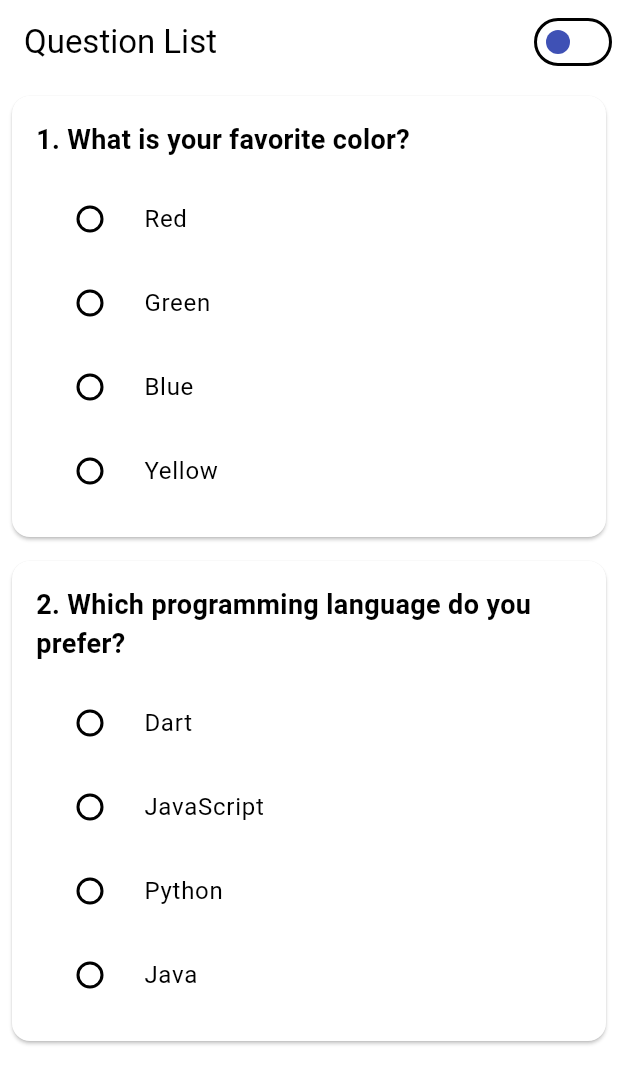
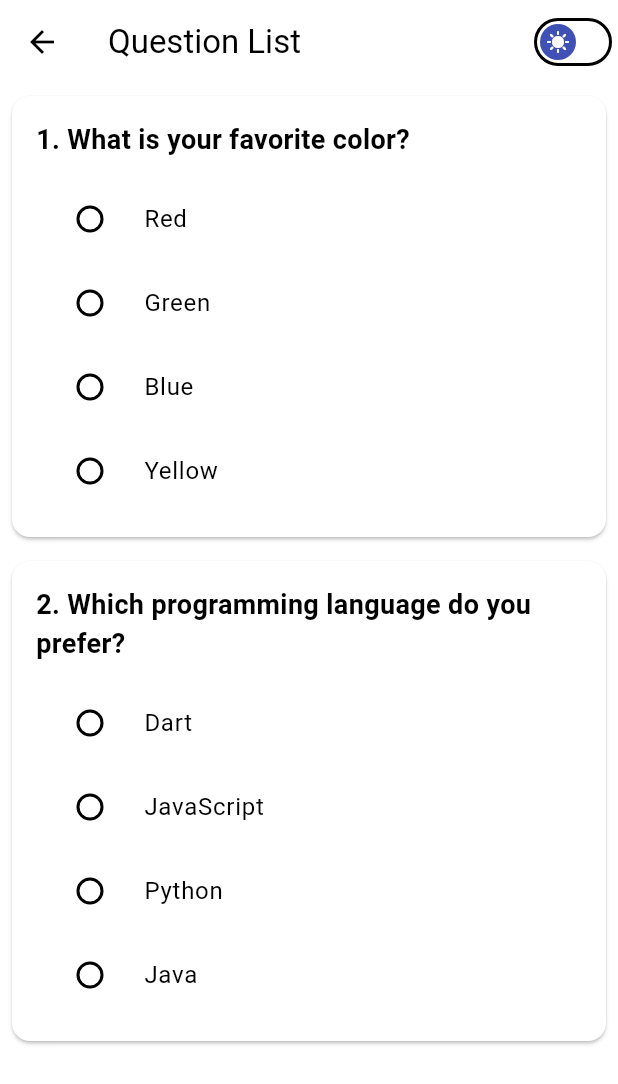
Before and after one commit to Dustymon111/Ekstraksi-File-GPT-4, a Flutter app: the screen it shows after launch, after a tap on the "book" icon, after a tap on the "home work" icon, on a phone screen of 412 x 824 dp. Shown: the top 1084 px of the screen. Run offline on Flutter 3.47's test engine with Material 3 defaults, Android fonts, the phone set to English and light mode, and no system bars; our stand-ins replace file_picker, fl_chart, shared_preferences; missing offline and left inert: syncfusion_flutter_pdfviewer.

Commit message:
fix blinking on question whenever clicked radio button

```diff
--- a/lib/main.dart
+++ b/lib/main.dart
@@ -1,6 +1,5 @@
 import 'package:aplikasi_ekstraksi_file_gpt4/providers/bookmark_provider.dart';
 import 'package:aplikasi_ekstraksi_file_gpt4/providers/question_provider.dart';
-import 'package:aplikasi_ekstraksi_file_gpt4/screen/bookmark_detail_screen.dart';
 import 'package:aplikasi_ekstraksi_file_gpt4/screen/bookmark_screen.dart';
 import 'package:aplikasi_ekstraksi_file_gpt4/screen/home_screen.dart';
 import 'package:aplikasi_ekstraksi_file_gpt4/providers/theme_provider.dart';
--- a/lib/models/question_model.dart
+++ b/lib/models/question_model.dart
@@ -1,6 +1,7 @@
 class Question {
   final String text;
   final List<String> options;
+  final String correctOption;
 
-  Question({required this.text, required this.options});
+  Question({required this.text, required this.options, required this.correctOption});
 }
--- a/lib/providers/question_provider.dart
+++ b/lib/providers/question_provider.dart
@@ -1,7 +1,48 @@
+import 'dart:async';
+
+import 'package:aplikasi_ekstraksi_file_gpt4/models/question_model.dart';
 import 'package:flutter/material.dart';
 
 class QuestionProvider extends ChangeNotifier {
   Map <int, String> _selectedOption = {}; // keep track of the selected question option
+  List<Question> questions = [
+      Question(
+        text: 'What is your favorite color?',
+        options: ['Red', 'Green', 'Blue', 'Yellow'],
+        correctOption: "Red"
+      ),
+      Question(
+        text: 'Which programming language do you prefer?',
+        options: ['Dart', 'JavaScript', 'Python', 'Java'],
+        correctOption: "Python"
+      ),
+      // Add more questions as needed
+    ];
+
+  final _questionController = StreamController<List<Question>>.broadcast();
+  Stream<List<Question>> get questionStream => _questionController.stream;
+
+  void initiateQuestion() {
+    _questionController.sink.add(questions);
+    notifyListeners();
+  }
+
+
+  // Stream<List<Question>> getQuestions() async* {
+  //   // Replace this with your actual data fetching logic
+  //   List<Question> questions = [
+  //     Question(
+  //       text: 'What is your favorite color?',
+  //       options: ['Red', 'Green', 'Blue', 'Yellow'],
+  //     ),
+  //     Question(
+  //       text: 'Which programming language do you prefer?',
+  //       options: ['Dart', 'JavaScript', 'Python', 'Java'],
+  //     ),
+  //     // Add more questions as needed
+  //   ];
+  //   yield questions;
+  // }
 
 
   Map<int, String> get selectedOption => _selectedOption;
--- a/lib/screen/bookmark_detail_screen.dart
+++ b/lib/screen/bookmark_detail_screen.dart
@@ -102,7 +102,7 @@ class _BookmarkDetailScreenState extends State<BookmarkDetailScreen> {
                           barWidth: 3,
                           isStrokeCapRound: true,
                           belowBarData: BarAreaData(show: false),
-                          dotData: FlDotData(show: false),
+                          dotData: FlDotData(show: true),
                         ),
                       ],
                     ),
--- a/lib/screen/bookmark_screen.dart
+++ b/lib/screen/bookmark_screen.dart
@@ -34,7 +34,7 @@ void initState() {
            IconButton(
             icon: const Icon(Icons.home_work),
             onPressed: (){
-              Navigator.pushReplacementNamed(context, '/questions');
+              Navigator.pushNamed(context, '/questions');
             }
           ),
           Switch(
@@ -86,8 +86,6 @@ void initState() {
           StreamBuilder<List<Bookmark>>(
             stream: bookmarkprov.bookmarksStream,
             builder: (context, snapshot) {
-
-              print(snapshot.data);
               if (snapshot.connectionState == ConnectionState.waiting) {
                 return const Center(child: CircularProgressIndicator());
               } else if (snapshot.hasError) {
--- a/lib/screen/question_screen.dart
+++ b/lib/screen/question_screen.dart
@@ -2,7 +2,6 @@ import 'package:aplikasi_ekstraksi_file_gpt4/components/question_card.dart';
 import 'package:aplikasi_ekstraksi_file_gpt4/models/question_model.dart';
 import 'package:aplikasi_ekstraksi_file_gpt4/providers/question_provider.dart';
 import 'package:aplikasi_ekstraksi_file_gpt4/providers/theme_provider.dart';
-import 'package:aplikasi_ekstraksi_file_gpt4/utils/question_stream.dart';
 import 'package:flutter/material.dart';
 import 'package:provider/provider.dart';
 
@@ -12,6 +11,15 @@ class QuestionScreen extends StatefulWidget {
 }
 
 class _QuestionScreenState extends State<QuestionScreen> {
+
+    @override
+void initState() {
+  super.initState();
+  WidgetsBinding.instance.addPostFrameCallback((_) {
+    context.read<QuestionProvider>().initiateQuestion();
+  });
+}
+
   @override
   Widget build(BuildContext context) {
     var questionprov = Provider.of<QuestionProvider>(context);
@@ -21,6 +29,7 @@ class _QuestionScreenState extends State<QuestionScreen> {
         title: const Text('Question List'),
         actions: [
           Switch(
+            thumbIcon: themeprov.isDarkTheme? WidgetStateProperty.all(const Icon(Icons.nights_stay)) :WidgetStateProperty.all(const Icon(Icons.sunny)) ,
             activeColor: Colors.white,
             inactiveThumbColor: Colors.indigo,
             value: themeprov.isDarkTheme,
@@ -31,7 +40,7 @@ class _QuestionScreenState extends State<QuestionScreen> {
         ],
       ),
       body: StreamBuilder<List<Question>>(
-        stream: QuestionStream.getQuestions(),
+        stream: questionprov.questionStream,
         builder: (context, snapshot) {
           if (snapshot.connectionState == ConnectionState.waiting) {
             return const Center(child: CircularProgressIndicator());
--- a/lib/utils/question_stream.dart
+++ /dev/null
@@ -1,21 +0,0 @@
-import 'dart:async';
-import '../models/question_model.dart'; // Import your question model
-
-class QuestionStream {
-  static Stream<List<Question>> getQuestions() async* {
-    // Replace this with your actual data fetching logic
-    List<Question> questions = [
-      Question(
-        text: 'What is your favorite color?',
-        options: ['Red', 'Green', 'Blue', 'Yellow'],
-      ),
-      Question(
-        text: 'Which programming language do you prefer?',
-        options: ['Dart', 'JavaScript', 'Python', 'Java'],
-      ),
-      // Add more questions as needed
-    ];
-
-    yield questions;
-  }
-}
```
